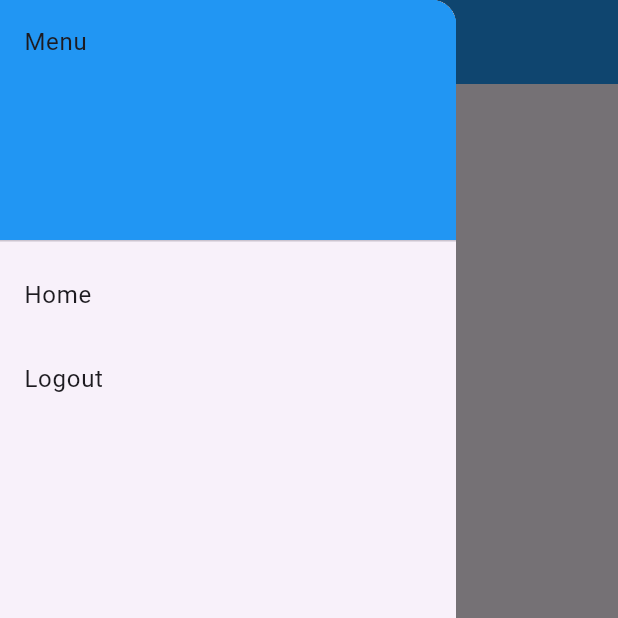
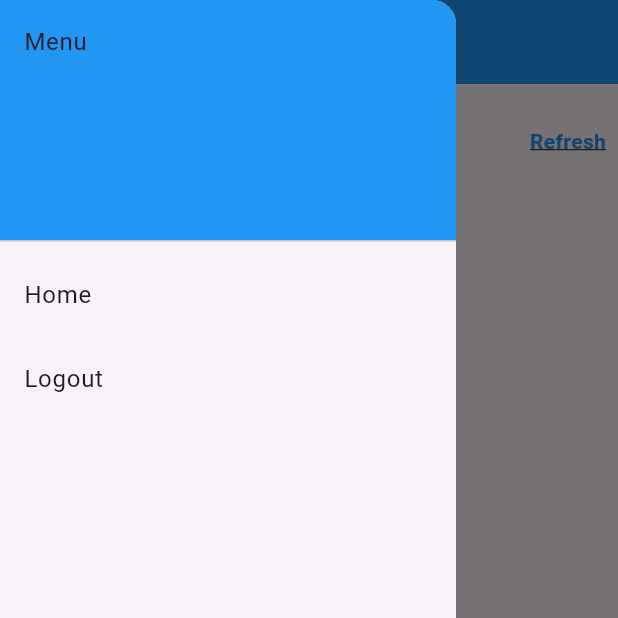
Before and after one commit to Harkirat31/app-driver, a Flutter app: the Landing screen opened by its route, with the side drawer open, on a phone screen of 412 x 824 dp, the top half of it. Run offline on Flutter 3.47's test engine with Material 3 defaults, Android fonts, the phone set to English and light mode, and no system bars; our stand-ins replace firebase_core, firebase_messaging, google_maps_flutter, shared_preferences; accounts and stored records are empty.

Commit message:
Refresh Added

```diff
--- a/lib/views/landing.dart
+++ b/lib/views/landing.dart
@@ -24,7 +24,6 @@ class _LandingState extends State<Landing> with WidgetsBindingObserver {
     super.initState();
     WidgetsBinding.instance.addObserver(this);
     FirebaseMessaging.onMessage.listen((event) {
-      print("Hello");
       refresh();
     });
   }
@@ -92,6 +91,21 @@ class _LandingState extends State<Landing> with WidgetsBindingObserver {
             driverCompanies.isNotEmpty
                 ? getCompaniesDropdown()
                 : const Text("Nothing Assigned"),
+            Row(
+              mainAxisAlignment: MainAxisAlignment.end,
+              children: [
+                GestureDetector(
+                  onTap: () => refresh(),
+                  child: const Text(
+                    "Refresh",
+                    style: TextStyle(
+                        fontWeight: FontWeight.bold,
+                        color: Colors.blue,
+                        decoration: TextDecoration.underline),
+                  ),
+                ),
+              ],
+            ),
             selectedCompanyIndex != null
                 ? PathsList(
                     driverCompany: driverCompanies[selectedCompanyIndex!],
```
